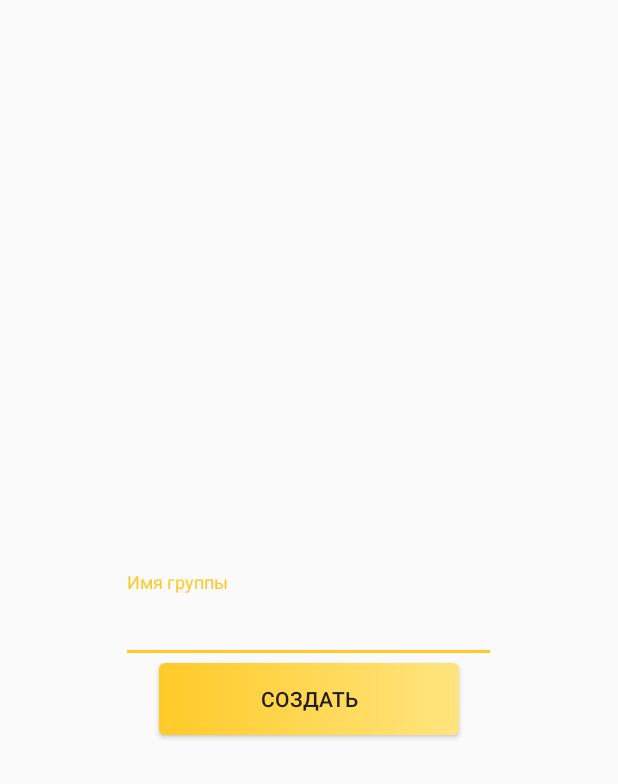
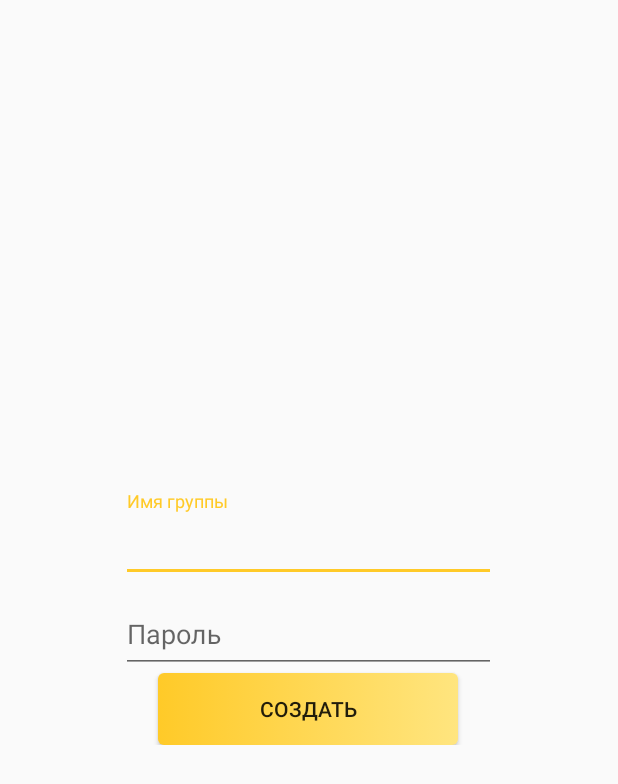
Before and after one commit to kolesnikov-pasha/db, an Android app: the CreateGroupActivity screen opened directly, with no data from a screen before it, after a tap on "СОЗДАТЬ", on a phone screen of 412 x 824 dp. Shown: the top 784 px of the screen. Run offline under Robolectric (Android 15) with nearby library versions, the phone set to English and light mode, and no system bars; our stand-ins replace Firebase (no records; nobody signed in at launch, a user with empty details on screens opened directly).

Commit message:
groups creating done

```diff
--- a/app/src/main/AndroidManifest.xml
+++ b/app/src/main/AndroidManifest.xml
@@ -29,7 +29,7 @@
             </intent-filter>
         </activity>
         <activity
-            android:name=".MainActivity"
+            android:name=".GroupViewActivity"
             android:label="Домашнее задание"
             android:theme="@style/AppTheme.NoActionBar" />
         <activity
--- a/app/src/main/java/com/example/user/homework/AddFileToProfileActivity.java
+++ b/app/src/main/java/com/example/user/homework/AddFileToProfileActivity.java
@@ -51,7 +51,6 @@ public class AddFileToProfileActivity extends AppCompatActivity {
         super.onCreate(savedInstanceState);
         setContentView(R.layout.activity_add_file_to_profile);
         edtFileName = findViewById(R.id.add_file_to_profile_edt_name);
-        //add = findViewById(R.id.add_file_to_profile_btn_add);
         add.setOnClickListener(new View.OnClickListener() {
             @Override
             public void onClick(View v) {
--- a/app/src/main/java/com/example/user/homework/AddNewTaskActivity.java
+++ b/app/src/main/java/com/example/user/homework/AddNewTaskActivity.java
@@ -70,7 +70,7 @@ public class AddNewTaskActivity extends AppCompatActivity {
         btnHome.setOnClickListener(new View.OnClickListener() {
             @Override
             public void onClick(View view) {
-                startActivityForResult(new Intent(getApplicationContext(), MainActivity.class), 0);
+                startActivityForResult(new Intent(getApplicationContext(), GroupViewActivity.class), 0);
             }
         });
         chosenLesson = findViewById(R.id.chosen_lesson_name);
--- a/app/src/main/java/com/example/user/homework/CreateGroupActivity.java
+++ b/app/src/main/java/com/example/user/homework/CreateGroupActivity.java
@@ -3,21 +3,28 @@ package com.example.user.homework;
 import android.content.Intent;
 import android.support.v7.app.AppCompatActivity;
 import android.os.Bundle;
+import android.util.Log;
 import android.view.View;
 import android.widget.Button;
 import android.widget.EditText;
+import android.widget.Toast;
 
 import com.google.firebase.auth.FirebaseAuth;
 import com.google.firebase.auth.FirebaseUser;
+import com.google.firebase.database.ChildEventListener;
+import com.google.firebase.database.DataSnapshot;
+import com.google.firebase.database.DatabaseError;
 import com.google.firebase.database.DatabaseReference;
 import com.google.firebase.database.FirebaseDatabase;
 
 public class CreateGroupActivity extends AppCompatActivity {
 
     FirebaseUser user = FirebaseAuth.getInstance().getCurrentUser();
-    DatabaseReference reference = FirebaseDatabase.getInstance().getReference().child(user.getUid());
+    private String uid = user.getUid();
+    DatabaseReference reference = FirebaseDatabase.getInstance().getReference().child("users").child(uid);
+    User currentUser = null;
 
-    EditText edtName;
+    EditText edtName, edtPassword;
     Button btnCreate;
 
     @Override
@@ -25,20 +32,54 @@ public class CreateGroupActivity extends AppCompatActivity {
         super.onCreate(savedInstanceState);
         setContentView(R.layout.activity_create_group);
 
+        edtPassword = findViewById(R.id.et_group_password);
         btnCreate = findViewById(R.id.btn_create_group);
         edtName = findViewById(R.id.et_group_name);
+        reference.addChildEventListener(new ChildEventListener() {
+            @Override
+            public void onChildAdded(DataSnapshot dataSnapshot, String s) {
+                currentUser = dataSnapshot.getValue(User.class);
+                Log.e("EMAIL", currentUser.getEmail());
+            }
 
+            @Override
+            public void onChildChanged(DataSnapshot dataSnapshot, String s) {
+                currentUser = dataSnapshot.getValue(User.class);
+                Log.e("EMAIL", currentUser.getEmail());
+            }
+
+            @Override
+            public void onChildRemoved(DataSnapshot dataSnapshot) {
+
+            }
+
+            @Override
+            public void onChildMoved(DataSnapshot dataSnapshot, String s) {
+
+            }
+
+            @Override
+            public void onCancelled(DatabaseError databaseError) {
+
+            }
+        });
         btnCreate.setOnClickListener(new View.OnClickListener() {
             @Override
             public void onClick(View v) {
-                if (!edtName.getText().toString().isEmpty()) {
-                    reference.child("Name").setValue(edtName.getText().toString());
-                    Intent intent = new Intent(getApplicationContext(), MainActivity.class);
-                    intent.putExtra("GROUPID", user.getUid());
-                    reference.child("Admin").setValue(edtName.getText().toString());
+                if (!edtName.getText().toString().isEmpty() && !edtPassword.getText().toString().isEmpty()) {
+                    if (currentUser != null) {
+                        currentUser.addGroup(edtName.getText().toString(), edtPassword.getText().toString());
+                        reference.child("userInformation").setValue(currentUser);
+                        Intent intent = new Intent(getApplicationContext(), GroupViewActivity.class);
+                        intent.putExtra("GROUPID", currentUser.getGroups()
+                                .get(currentUser.getGroups().size() - 1).getId());
+                        startActivity(intent);
+                    }
+                }
+                else {
+                    Toast.makeText(getApplicationContext(), "Введите пароль и имя группы", Toast.LENGTH_SHORT).show();
+                }
 
-                    startActivity(intent);
-                }
             }
         });
     }
--- a/app/src/main/java/com/example/user/homework/EditHometaskActivity.java
+++ b/app/src/main/java/com/example/user/homework/EditHometaskActivity.java
@@ -63,7 +63,7 @@ public class EditHometaskActivity extends AppCompatActivity {
         btnBack.setOnClickListener(new View.OnClickListener() {
             @Override
             public void onClick(View view) {
-                startActivity(new Intent(getApplicationContext(), MainActivity.class));
+                startActivity(new Intent(getApplicationContext(), GroupViewActivity.class));
             }
         });
         btnAdd = findViewById(R.id.add_btn_add);
@@ -75,7 +75,7 @@ public class EditHometaskActivity extends AppCompatActivity {
                 else {
                     reference.setValue(task);
                     Toast.makeText(getApplicationContext(), "Задание добавлено", Toast.LENGTH_SHORT).show();
-                    startActivityForResult(new Intent(getApplicationContext(), MainActivity.class), 0);
+                    startActivityForResult(new Intent(getApplicationContext(), GroupViewActivity.class), 0);
                 }
             }
         });
--- a/app/src/main/java/com/example/user/homework/RegistrationActivity.java
+++ b/app/src/main/java/com/example/user/homework/RegistrationActivity.java
@@ -82,7 +82,7 @@ public class RegistrationActivity extends AppCompatActivity {
                             }
                         }
                     });
-                    startActivity(new Intent(getApplicationContext(), MainActivity.class));
+                    startActivity(new Intent(getApplicationContext(), GroupViewActivity.class));
                 } else {
                     Toast.makeText(getApplicationContext(), "error", Toast.LENGTH_SHORT).show();
                 }
--- a/app/src/main/res/layout/activity_create_group.xml
+++ b/app/src/main/res/layout/activity_create_group.xml
@@ -6,10 +6,15 @@
     android:layout_height="match_parent"
     tools:context=".CreateGroupActivity">
 
+    <LinearLayout
+        android:layout_width="wrap_content"
+        android:layout_centerInParent="true"
+        android:layout_height="wrap_content"
+        android:orientation="vertical">
+
 
         <android.support.design.widget.TextInputLayout
             android:layout_width="wrap_content"
-        android:layout_centerInParent="true"
             android:id="@+id/til1"
             android:layout_height="wrap_content">
             <EditText
@@ -19,14 +24,24 @@
                 android:hint="Имя группы" />
         </android.support.design.widget.TextInputLayout>
 
+        <android.support.design.widget.TextInputLayout
+            android:layout_width="wrap_content"
+            android:id="@+id/till"
+            android:layout_height="wrap_content">
+            <EditText
+                android:id="@+id/et_group_password"
+                android:layout_width="250dp"
+                android:layout_height="50dp"
+                android:hint="Пароль" />
+        </android.support.design.widget.TextInputLayout>
+
         <Button
             android:layout_width="200dp"
             android:layout_height="wrap_content"
-        android:layout_below="@+id/til1"
-        android:layout_centerHorizontal="true"
             android:text="Создать"
-
+            android:layout_gravity="center"
             android:background="@drawable/accent_button_background"
             android:id="@+id/btn_create_group" />
 
+    </LinearLayout>
 </RelativeLayout>
--- a/app/src/main/res/layout/activity_main.xml
+++ b/app/src/main/res/layout/activity_main.xml
@@ -4,7 +4,7 @@
     xmlns:tools="http://schemas.android.com/tools"
     android:layout_width="match_parent"
     android:layout_height="match_parent"
-    tools:context=".MainActivity"
+    tools:context=".GroupViewActivity"
     android:id="@+id/main_drawer_layout"
     android:theme="@style/AppTheme.NoActionBar"
     style="@style/AppTheme.NoActionBar"
```
Also changed, not shown: app/src/main/java/com/example/user/homework/AdminOptionsActivity.java (+1 -10 lines), app/src/main/java/com/example/user/homework/GroupViewActivity.java (renamed from app/src/main/java/com/example/user/homework/MainActivity.java, +9 -4 lines), app/src/main/java/com/example/user/homework/GroupsListActivity.java (+24 -2 lines), app/src/main/java/com/example/user/homework/User.java (+40 -3 lines). Lines whose indentation alone changed are shown as unchanged.
